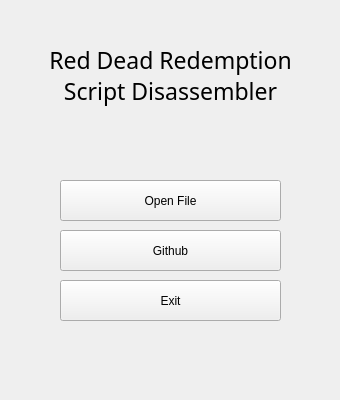
Before: the Qt Designer form src/widgets/launchscreen.ui in connor-ms/RDRasm, drawn with Qt 5.
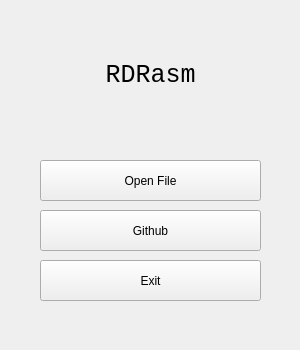
After: the same form once the commit is applied.

The edit to the form file:
```diff
--- a/src/widgets/launchscreen.ui
+++ b/src/widgets/launchscreen.ui
@@ -6,8 +6,8 @@
    <rect>
     <x>0</x>
     <y>0</y>
-    <width>340</width>
-    <height>400</height>
+    <width>300</width>
+    <height>350</height>
    </rect>
   </property>
   <property name="sizePolicy">
@@ -19,13 +19,13 @@
   <property name="minimumSize">
    <size>
     <width>300</width>
-    <height>400</height>
+    <height>350</height>
    </size>
   </property>
   <property name="maximumSize">
    <size>
-    <width>340</width>
-    <height>400</height>
+    <width>300</width>
+    <height>350</height>
    </size>
   </property>
   <property name="windowTitle">
@@ -34,7 +34,7 @@
   <widget class="QLabel" name="lblSplash">
    <property name="geometry">
     <rect>
-     <x>40</x>
+     <x>20</x>
      <y>30</y>
      <width>261</width>
      <height>91</height>
@@ -42,12 +42,12 @@
    </property>
    <property name="font">
     <font>
-     <family>Calibri Light</family>
-     <pointsize>17</pointsize>
+     <family>Consolas</family>
+     <pointsize>19</pointsize>
     </font>
    </property>
    <property name="text">
-    <string>&lt;html&gt;&lt;head/&gt;&lt;body&gt;&lt;p&gt;Red Dead Redemption&lt;br/&gt;Script Disassembler&lt;/p&gt;&lt;/body&gt;&lt;/html&gt;</string>
+    <string>&lt;html&gt;&lt;head/&gt;&lt;body&gt;&lt;p&gt;RDRasm&lt;/p&gt;&lt;/body&gt;&lt;/html&gt;</string>
    </property>
    <property name="alignment">
     <set>Qt::AlignCenter</set>
@@ -56,8 +56,8 @@
   <widget class="QPushButton" name="btnOpenFile">
    <property name="geometry">
     <rect>
-     <x>60</x>
-     <y>180</y>
+     <x>40</x>
+     <y>160</y>
      <width>221</width>
      <height>41</height>
     </rect>
@@ -69,8 +69,8 @@
   <widget class="QPushButton" name="btnGithub">
    <property name="geometry">
     <rect>
-     <x>60</x>
-     <y>230</y>
+     <x>40</x>
+     <y>210</y>
      <width>221</width>
      <height>41</height>
     </rect>
@@ -82,8 +82,8 @@
   <widget class="QPushButton" name="btnExit">
    <property name="geometry">
     <rect>
-     <x>60</x>
-     <y>280</y>
+     <x>40</x>
+     <y>260</y>
      <width>221</width>
      <height>41</height>
     </rect>
```
Left out of the diff: 2 changed lines with no effect on the pictures.
